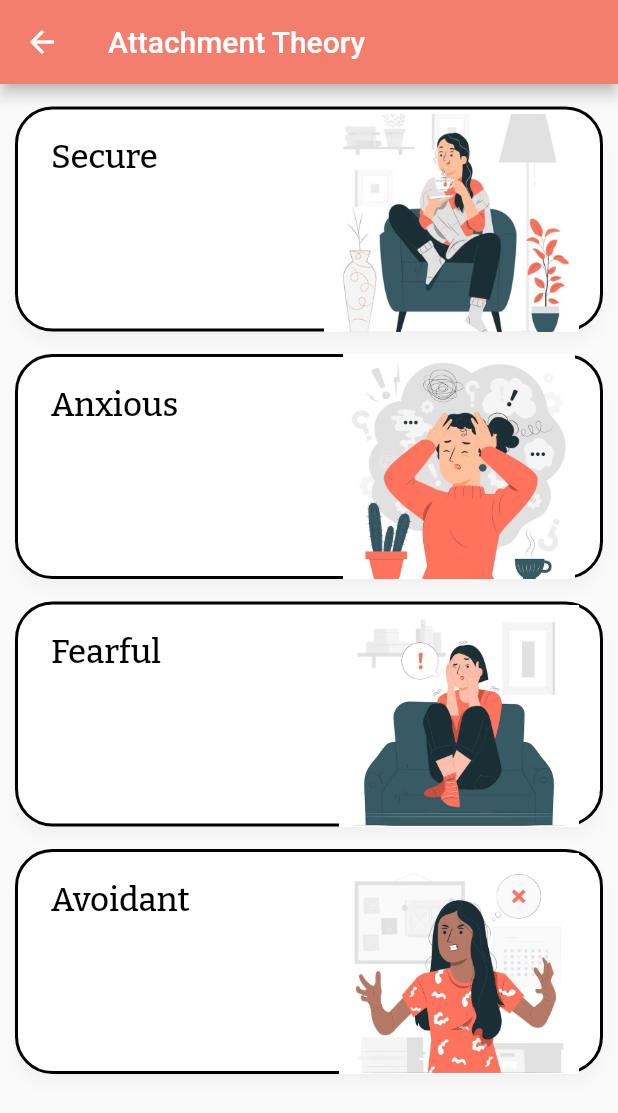
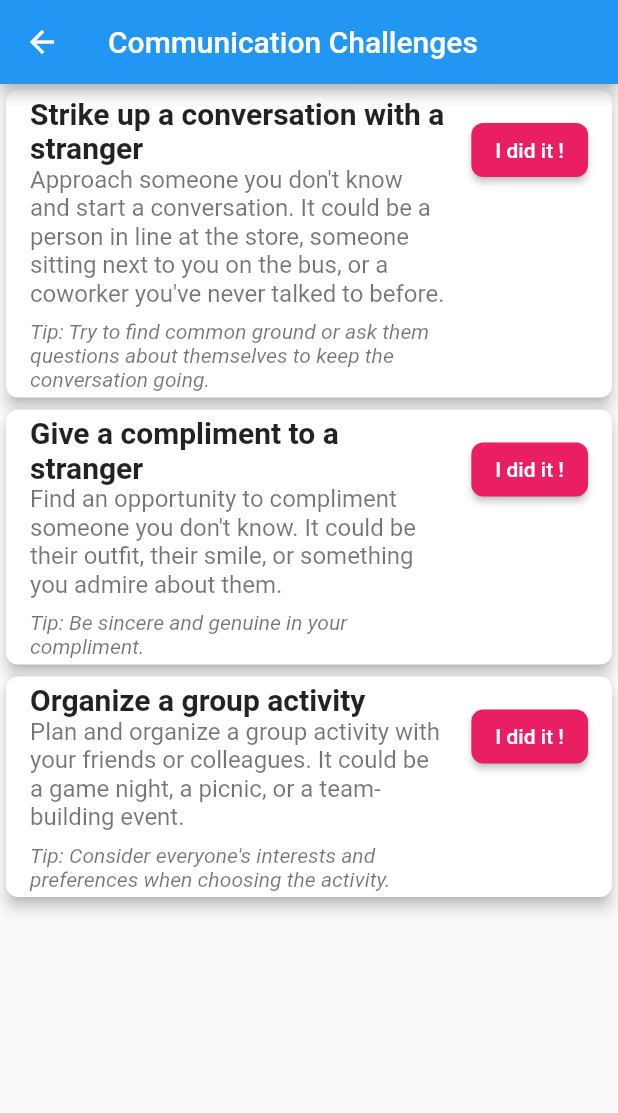
Before and after one commit to cryvii/Cerebremy, a Flutter app: the Attachment screen opened directly, after a tap on "Avoidant", on a phone screen of 412 x 824 dp. Shown: the top 1113 px of the screen. Run offline on Flutter 3.47's test engine with Material 2 defaults, Android fonts, the phone set to English and light mode, and no system bars; our stand-ins replace cached_network_image, firebase_auth, firebase_core, google_fonts, google_sign_in; missing offline and left inert: sign_button; accounts and stored records are empty.

Commit message:
complete-AT

```diff
--- /dev/null
+++ b/lib/Avoidant.dart
@@ -0,0 +1,291 @@
+// import 'package:flutter/material.dart';
+
+// class CommunicationChallengesPage extends StatefulWidget {
+//   @override
+//   _CommunicationChallengesPageState createState() =>
+//       _CommunicationChallengesPageState();
+// }
+
+// class _CommunicationChallengesPageState extends State<CommunicationChallengesPage> {
+//   List<Challenge> challenges = [
+//     Challenge(
+//       title: 'Strike up a conversation with a stranger',
+//       description:
+//           'Approach someone you don\'t know and start a conversation. It could be a person in line at the store, someone sitting next to you on the bus, or a coworker you\'ve never talked to before.',
+//       tip:
+//           'Try to find common ground or ask them questions about themselves to keep the conversation going.',
+//     ),
+//     Challenge(
+//       title: 'Give a compliment to a stranger',
+//       description:
+//           'Find an opportunity to compliment someone you don\'t know. It could be their outfit, their smile, or something you admire about them.',
+//       tip: 'Be sincere and genuine in your compliment.',
+//     ),
+//     // Add more challenges here
+//     // ...
+//     Challenge(
+//       title: 'Organize a group activity',
+//       description:
+//           'Plan and organize a group activity with your friends or colleagues. It could be a game night, a picnic, or a team-building event.',
+//       tip: 'Consider everyone\'s interests and preferences when choosing the activity.',
+//     ),
+//   ];
+
+//   @override
+//   Widget build(BuildContext context) {
+//     return Scaffold(
+//       appBar: AppBar(
+//         title: Text('Communication Challenges'),
+//       ),
+//       body: ListView.builder(
+//         itemCount: challenges.length,
+//         itemBuilder: (context, index) {
+//           return ChallengeTile(
+//             challenge: challenges[index],
+//             onCompleted: () {
+//               setState(() {
+//                 challenges[index].completed = true;
+//               });
+//             },
+//           );
+//         },
+//       ),
+//     );
+//   }
+// }
+
+// class Challenge {
+//   final String title;
+//   final String description;
+//   final String tip;
+//   bool completed;
+
+//   Challenge({
+//     required this.title,
+//     required this.description,
+//     required this.tip,
+//     this.completed = false,
+//   });
+// }
+
+// class ChallengeTile extends StatelessWidget {
+//   final Challenge challenge;
+//   final VoidCallback onCompleted;
+
+//   const ChallengeTile({
+//     required this.challenge,
+//     required this.onCompleted,
+//   });
+
+//   @override
+//   Widget build(BuildContext context) {
+//     return Card(
+//       elevation: 4,
+//       shape: RoundedRectangleBorder(
+//         borderRadius: BorderRadius.circular(8),
+//       ),
+//       child: ListTile(
+//         title: Text(
+//           challenge.title,
+//           style: TextStyle(
+//             fontSize: 20,
+//             fontWeight: FontWeight.bold,
+//           ),
+//         ),
+//         subtitle: Column(
+//           crossAxisAlignment: CrossAxisAlignment.start,
+//           children: [
+//             Text(
+//               challenge.description,
+//               style: TextStyle(fontSize: 16),
+//             ),
+//             SizedBox(height: 8),
+//             Text(
+//               'Tip: ${challenge.tip}',
+//               style: TextStyle(
+//                 fontStyle: FontStyle.italic,
+//                 fontSize: 14,
+//               ),
+//             ),
+//           ],
+//         ),
+//         trailing: challenge.completed
+//             ? Icon(
+//                 Icons.check_circle,
+//                 color: Colors.green,
+//                 size: 30,
+//               )
+//             : ElevatedButton(
+//                 onPressed: onCompleted,
+//                 child: Text(
+//                   'Complete',
+//                   style: TextStyle(fontSize: 14),
+//                 ),
+//                 style: ButtonStyle(
+//                   backgroundColor: MaterialStateProperty.all(Colors.pink),
+//                   padding: MaterialStateProperty.all(
+//                     EdgeInsets.symmetric(horizontal: 16, vertical: 8),
+//                   ),
+//                   shape: MaterialStateProperty.all(
+//                     RoundedRectangleBorder(
+//                       borderRadius:
+//                       BorderRadius.circular(4),
+//                     ),
+//                   ),
+//                 ),
+//               ),
+//       ),
+//     );
+//   }
+// }
+
+// void main() {
+//   runApp(MaterialApp(
+//     title: 'Communication Challenges',
+//     home: CommunicationChallengesPage(),
+//   ));
+// }
+
+import 'package:flutter/material.dart';
+
+void main() {
+  runApp(MaterialApp(
+    title: 'Communication Challenges',
+    home: CommunicationChallengesPage(),
+  ));
+}
+
+class CommunicationChallengesPage extends StatefulWidget {
+  @override
+  _CommunicationChallengesPageState createState() =>
+      _CommunicationChallengesPageState();
+}
+
+class _CommunicationChallengesPageState
+    extends State<CommunicationChallengesPage> {
+  List<Challenge> challenges = [
+    Challenge(
+      title: 'Strike up a conversation with a stranger',
+      description:
+          'Approach someone you don\'t know and start a conversation. It could be a person in line at the store, someone sitting next to you on the bus, or a coworker you\'ve never talked to before.',
+      tip:
+          'Try to find common ground or ask them questions about themselves to keep the conversation going.',
+    ),
+    Challenge(
+      title: 'Give a compliment to a stranger',
+      description:
+          'Find an opportunity to compliment someone you don\'t know. It could be their outfit, their smile, or something you admire about them.',
+      tip: 'Be sincere and genuine in your compliment.',
+    ),
+    // Add more challenges here
+    // ...
+    Challenge(
+      title: 'Organize a group activity',
+      description:
+          'Plan and organize a group activity with your friends or colleagues. It could be a game night, a picnic, or a team-building event.',
+      tip: 'Consider everyone\'s interests and preferences when choosing the activity.',
+    ),
+  ];
+
+  @override
+  Widget build(BuildContext context) {
+    return Scaffold(
+      appBar: AppBar(
+        title: Text('Communication Challenges'),
+      ),
+      body: ListView.builder(
+        itemCount: challenges.length,
+        itemBuilder: (context, index) {
+          return ChallengeTile(
+            challenge: challenges[index],
+            onCompleted: () {
+              setState(() {
+                challenges[index].completed = true;
+              });
+            },
+          );
+        },
+      ),
+    );
+  }
+}
+
+class Challenge {
+  final String title;
+  final String description;
+  final String tip;
+  bool completed;
+
+  Challenge({
+    required this.title,
+    required this.description,
+    required this.tip,
+    this.completed = false,
+  });
+}
+
+class ChallengeTile extends StatelessWidget {
+  final Challenge challenge;
+  final VoidCallback onCompleted;
+
+  const ChallengeTile({
+    required this.challenge,
+    required this.onCompleted,
+  });
+
+  @override
+  Widget build(BuildContext context) {
+    return Card(
+      elevation: 4,
+      shape: RoundedRectangleBorder(
+        borderRadius: BorderRadius.circular(8),
+      ),
+      child: ListTile(
+        title: Text(
+          challenge.title,
+          style: TextStyle(
+            fontSize: 20,
+            fontWeight: FontWeight.bold,
+          ),
+        ),
+        subtitle: Column(
+          crossAxisAlignment: CrossAxisAlignment.start,
+          children: [
+            Text(
+              challenge.description,
+              style: TextStyle(fontSize: 16),
+            ),
+            SizedBox(height: 8),
+            Text(
+              'Tip: ${challenge.tip}',
+              style: TextStyle(
+                fontStyle: FontStyle.italic,
+                fontSize: 14,
+              ),
+            ),
+          ],
+        ),
+        trailing: challenge.completed
+            ? Icon(
+                Icons.check_circle,
+                color: Colors.green,
+                size: 30,
+              )
+            : ElevatedButton(
+                onPressed: onCompleted,
+                child: Text(
+                  'I did it !',
+                  style: TextStyle(fontSize: 14),
+                ),
+                style: ElevatedButton.styleFrom(
+                  primary: Colors.pink,
+                  padding: EdgeInsets.symmetric(horizontal: 16, vertical: 8),
+                  shape: RoundedRectangleBorder(
+                    borderRadius: BorderRadius.circular(8),
+                  ),
+                ),
+              ),
+      ),
+    );
+  }
+}
```
Also changed, not shown: lib/Attachment.dart (+8 -2 lines), lib/Fearful.dart (added, +106 -0 lines), lib/main.dart (+41 -37 lines), lib/screens/user_info_screen.dart (+10 -7 lines), lib/widgets/google_sign_in_button.dart (+136 -80 lines).
